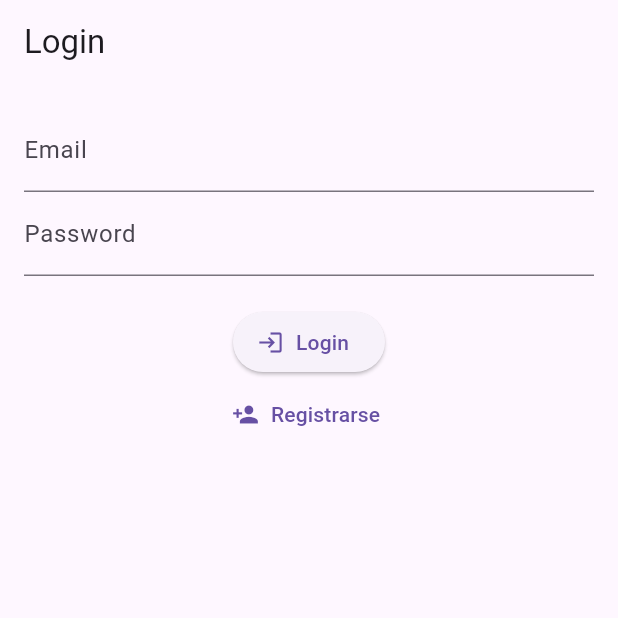
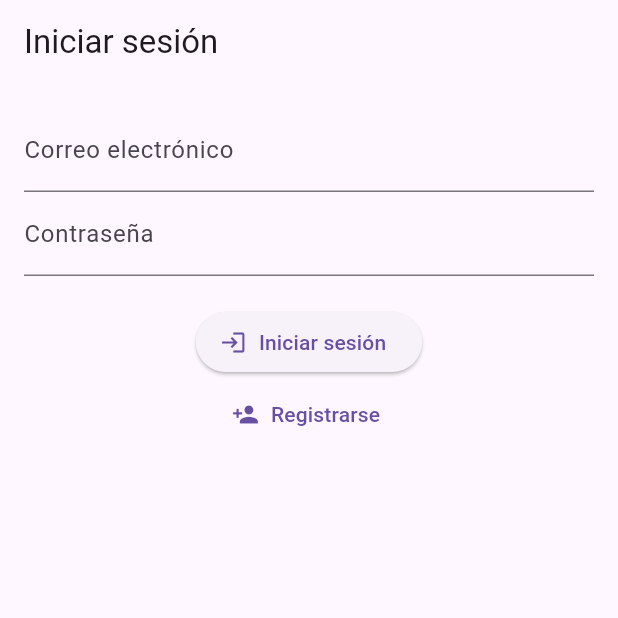
Before and after one commit to JBaco21/proyecto-de-Flutter, a Flutter app: the screen it shows after launch, on a phone screen of 412 x 824 dp, the top half of it. Run offline on Flutter 3.47's test engine with Material 3 defaults, Android fonts, the phone set to English and light mode, and no system bars.

Commit message:
se cambio de idioma alguna cosas

```diff
--- a/lib/login_screen.dart
+++ b/lib/login_screen.dart
@@ -59,7 +59,7 @@ class _LoginScreenState extends State<LoginScreen> {
   Widget build(BuildContext context) {
     return Scaffold(
       appBar: AppBar(
-        title: const Text('Login'),
+        title: const Text('Iniciar sesión'),
       ),
       body: Padding(
         padding: const EdgeInsets.all(16.0),
@@ -69,7 +69,7 @@ class _LoginScreenState extends State<LoginScreen> {
             children: [
               TextFormField(
                 controller: _emailController,
-                decoration: const InputDecoration(labelText: 'Email'),
+                decoration: const InputDecoration(labelText: 'Correo electrónico'),
                 validator: (value) {
                   if (value == null || !RegExp(r'^[^@]+@unah\.edu\.hn$').hasMatch(value)) {
                     return 'Ingrese un correo válido que termine en @unah.edu.hn';
@@ -79,7 +79,7 @@ class _LoginScreenState extends State<LoginScreen> {
               ),
               TextFormField(
                 controller: _passwordController,
-                decoration: const InputDecoration(labelText: 'Password'),
+                decoration: const InputDecoration(labelText: 'Contraseña'),
                 obscureText: true,
                 validator: (value) {
                   if (value == null || value.length < 8) {
@@ -92,7 +92,7 @@ class _LoginScreenState extends State<LoginScreen> {
               ElevatedButton.icon(
                 onPressed: _login,
                 icon: const Icon(Icons.login),
-                label: const Text('Login'),
+                label: const Text('Iniciar sesión'),
               ),
               TextButton.icon(
                 onPressed: _navigateToRegister,
```
